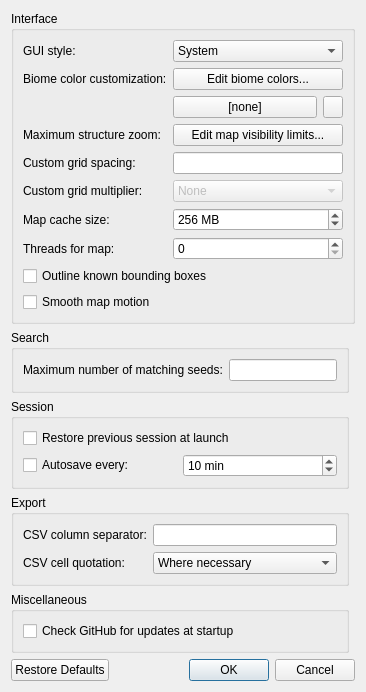
First picture: the form in src/configdialog.ui, repository Cubitect/cubiomes-viewer, before the edit.
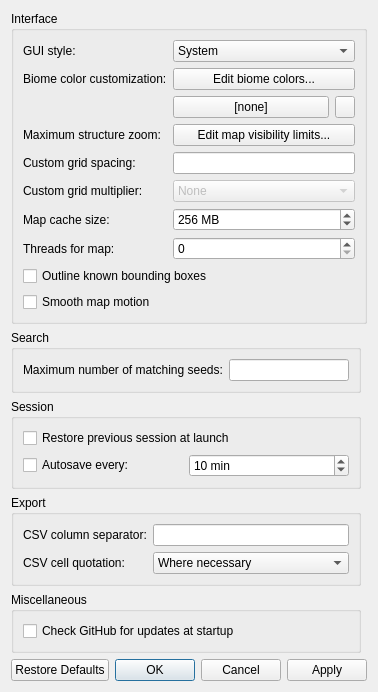
Second picture: the form after the edit. Icons and pictures are not drawn.

```diff
--- a/src/configdialog.ui
+++ b/src/configdialog.ui
@@ -55,7 +55,7 @@
       <enum>Qt::Horizontal</enum>
      </property>
      <property name="standardButtons">
-      <set>QDialogButtonBox::Cancel|QDialogButtonBox::Ok|QDialogButtonBox::RestoreDefaults</set>
+      <set>QDialogButtonBox::Apply|QDialogButtonBox::Cancel|QDialogButtonBox::Ok|QDialogButtonBox::RestoreDefaults</set>
      </property>
     </widget>
    </item>
```
